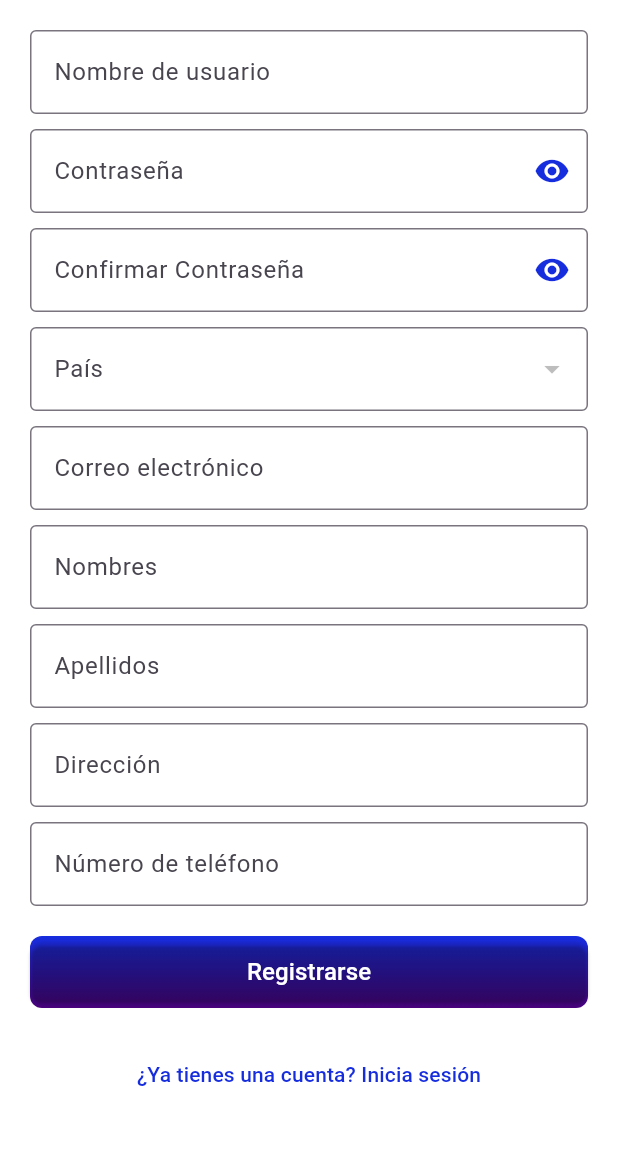
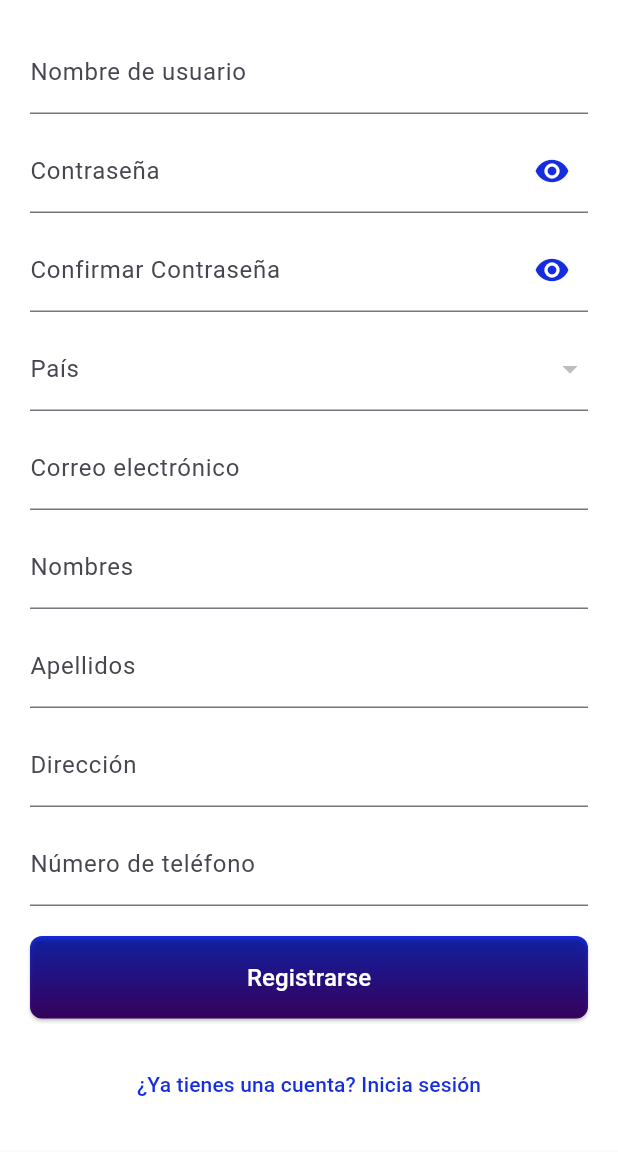
Before and after one commit to jhosmersanchezzz/flutter_fronted_escu, a Flutter app: the screen it shows after launch, after a tap on "Iniciar sesión", after a tap on "¿No tienes una cuenta? Regístrate", on a phone screen of 412 x 824 dp, the part 84-1236 px from its top. Run offline on Flutter 3.47's test engine with Material 3 defaults, Android fonts, the phone set to English and light mode, and no system bars; our stand-ins replace flutter_secure_storage; network calls fail.

Commit message:
ya arregle el el cerrar sesion, arregle visualmente login, register

```diff
--- a/escuchamos_app/lib/main.dart
+++ b/escuchamos_app/lib/main.dart
@@ -1,28 +1,51 @@
 import 'package:flutter/material.dart';
+import 'package:escuchamos_app/screens/welcome/welcome_page.dart';
+import 'package:escuchamos_app/screens/login/login_page.dart';
+import 'package:flutter_secure_storage/flutter_secure_storage.dart';
 import 'package:provider/provider.dart';
-import 'providers/auth_provider.dart'; // Importa AuthProvider si está en otro archivo
-import 'screens/login/login_page.dart'; // Importa la pantalla de carga
+import 'package:escuchamos_app/providers/auth_provider.dart';
 
 void main() {
-  runApp(MyApp());
+  runApp(
+    ChangeNotifierProvider(
+      create: (context) => AuthProvider(), // Aquí debes crear tu AuthProvider
+      child: MyApp(),
+    ),
+  );
 }
 
+
+
 class MyApp extends StatelessWidget {
-  const MyApp({super.key});
-
   @override
   Widget build(BuildContext context) {
-    return ChangeNotifierProvider(
-      create: (_) => AuthProvider(),
-      child: MaterialApp(
-        title: 'Login App',
-        theme: ThemeData(
-          primarySwatch: Colors.blue,
-        ),
-        debugShowCheckedModeBanner: false, // Oculta el banner de depuración
-        // Utiliza la pantalla de carga antes de abrir LoginPage()
-        home: LoginPage(), // Aquí se muestra la pantalla de carga
-      ),
+    return FutureBuilder(
+      future: _checkLoggedIn(),
+      builder: (context, snapshot) {
+        if (snapshot.connectionState == ConnectionState.done) {
+          return MaterialApp(
+            title: 'EscuChamos',
+            routes: {
+              '/login': (context) => LoginPage(),
+              // Otras rutas aquí...
+            },
+            theme: ThemeData(
+              primarySwatch: Colors.blue,
+              visualDensity: VisualDensity.adaptivePlatformDensity,
+            ),
+            home: snapshot.data == true ? const WelcomePage() : const LoginPage(),
+            debugShowCheckedModeBanner: false, // Esta línea oculta el banner de depuración
+          );
+        } else {
+          return CircularProgressIndicator();
+        }
+      },
     );
   }
+
+  static Future<bool> _checkLoggedIn() async {
+    final storage = FlutterSecureStorage();
+    final token = await storage.read(key: 'token');
+    return token != null;
+  }
 }
--- a/escuchamos_app/lib/providers/auth_provider.dart
+++ b/escuchamos_app/lib/providers/auth_provider.dart
@@ -1,9 +1,15 @@
 import 'package:flutter/material.dart';
 
 class AuthProvider extends ChangeNotifier {
-  late String _token; // Variable para almacenar el token
-  late int _userId; // Variable para almacenar el ID del usuario
-  late String _username; // Variable para almacenar el nombre de usuario
+  late String _token;
+  late int _userId;
+  late String _username;
+
+  AuthProvider() {
+    _token = '';
+    _userId = 0;
+    _username = '';
+  }
 
   String get token => _token;
   int get userId => _userId;
--- a/escuchamos_app/lib/screens/login/login_page.dart
+++ b/escuchamos_app/lib/screens/login/login_page.dart
@@ -1,9 +1,10 @@
-import 'package:escuchamos_app/models/login_response.dart';
 import 'package:flutter/material.dart';
 import 'package:http/http.dart' as http;
 import 'dart:convert';
 import 'dart:async';
 import 'package:provider/provider.dart';
+import 'package:flutter_secure_storage/flutter_secure_storage.dart';
+import 'package:escuchamos_app/models/login_response.dart';
 import 'package:escuchamos_app/screens/welcome/welcome_page.dart';
 import 'package:escuchamos_app/screens/register/register_page.dart';
 import 'package:escuchamos_app/providers/auth_provider.dart';
@@ -36,7 +37,9 @@ class _LoginPageState extends State<LoginPage> {
     super.dispose();
   }
 
-  Future<void> _login() async {
+  Future<void> _login(BuildContext context) async {
+    final authProvider = Provider.of<AuthProvider>(context, listen: false);
+
     if (_isLoggingIn) {
       return;
     }
@@ -73,9 +76,17 @@ class _LoginPageState extends State<LoginPage> {
     if (response.statusCode == 200) {
       final jsonResponse = json.decode(utf8.decode(response.bodyBytes));
       final loginResponse = LoginResponse.fromJson(jsonResponse);
-      final authProvider = Provider.of<AuthProvider>(context, listen: false);
       authProvider.setToken(loginResponse.token);
       authProvider.setUserId(loginResponse.userId);
+
+      // Guardar el token en el almacenamiento seguro
+    final storage = FlutterSecureStorage();
+    await storage.write(key: 'token', value: loginResponse.token);
+    await storage.write(key: 'userId', value: loginResponse.userId.toString());
+
+
+
+
       Navigator.pushReplacement(
         context,
         MaterialPageRoute(
@@ -103,42 +114,49 @@ class _LoginPageState extends State<LoginPage> {
 Widget build(BuildContext context) {
   return Scaffold(
     backgroundColor: Colors.white,
-      body: Padding(
-        padding: const EdgeInsets.symmetric(horizontal: 24.0),
+    body: SingleChildScrollView(
+      padding: EdgeInsets.symmetric(horizontal: 24.0),
       child: Column(
         mainAxisAlignment: MainAxisAlignment.center,
         crossAxisAlignment: CrossAxisAlignment.stretch,
         children: <Widget>[
+          SizedBox(height: 100),
           Image.asset(
             'assets/logo.png',
             height: 130,
           ),
-            const SizedBox(height: 20.0),
+          SizedBox(height: 40),
           TextField(
             controller: _usernameController,
-              decoration: const InputDecoration(
+            decoration: InputDecoration(
               hintText: 'Nombre de usuario',
               hintStyle: TextStyle(color: Colors.grey),
-                border: OutlineInputBorder(),
+              border: OutlineInputBorder(
+                borderRadius: BorderRadius.circular(8.0),
+              ),
               focusedBorder: OutlineInputBorder(
                 borderSide: BorderSide(color: Constants.colorBlueapp),
+                borderRadius: BorderRadius.circular(8.0),
               ),
             ),
-              style: const TextStyle(fontSize: 16.0),
+            style: TextStyle(fontSize: 16.0),
           ),
-            const SizedBox(height: 16.0),
+          SizedBox(height: 20),
           TextField(
             controller: _passwordController,
             obscureText: _obscureText,
             decoration: InputDecoration(
               hintText: 'Contraseña',
-                hintStyle: const TextStyle(color: Colors.grey),
-                border: const OutlineInputBorder(),
-                focusedBorder: const OutlineInputBorder(
+              hintStyle: TextStyle(color: Colors.grey),
+              border: OutlineInputBorder(
+                borderRadius: BorderRadius.circular(8.0),
+              ),
+              focusedBorder: OutlineInputBorder(
                 borderSide: BorderSide(color: Constants.colorBlueapp),
+                borderRadius: BorderRadius.circular(8.0),
               ),
               suffixIcon: IconButton(
-                  icon: Icon(_obscureText ? Icons.visibility : Icons.visibility_off, color: Constants.colorBlueapp) ,
+                icon: Icon(_obscureText ? Icons.visibility : Icons.visibility_off, color: Constants.colorBlueapp),
                 onPressed: () {
                   setState(() {
                     _obscureText = !_obscureText;
@@ -146,28 +164,28 @@ class _LoginPageState extends State<LoginPage> {
                 },
               ),
             ),
-              style: const TextStyle(fontSize: 16.0),
+            style: TextStyle(fontSize: 16.0),
           ),
-            const SizedBox(height: 24.0),
+          SizedBox(height: 24),
           Container(
             decoration: BoxDecoration(
               borderRadius: BorderRadius.circular(8.0),
               gradient: Constants.gradientBlue,
             ),
             child: ElevatedButton(
-                onPressed: _isLoggingIn ? null : _login,
+              onPressed: _isLoggingIn ? null : () => _login(context),
               style: ElevatedButton.styleFrom(
-                  padding: const EdgeInsets.symmetric(vertical: 16.0),
+                backgroundColor: Colors.transparent, // Hace que el color de fondo del botón sea transparente para mostrar el degradado del contenedor
+                padding: EdgeInsets.symmetric(vertical: 16.0),
                 shape: RoundedRectangleBorder(
                   borderRadius: BorderRadius.circular(8.0),
                 ),
-                  backgroundColor: Colors.transparent,
               ),
               child: _isLoggingIn
                   ? CircularProgressIndicator(
                       valueColor: AlwaysStoppedAnimation<Color>(Colors.white),
                     )
-                    : const Text(
+                  : Text(
                       'Iniciar sesión',
                       style: TextStyle(
                         color: Colors.white,
@@ -176,12 +194,12 @@ class _LoginPageState extends State<LoginPage> {
                     ),
             ),
           ),
-            const SizedBox(height: 10),
+          SizedBox(height: 16),
           Text(
             _errorMessage,
-              style: const TextStyle(color: Constants.colorRedapp),
+            style: TextStyle(color: Constants.colorRedapp),
           ),
-            const SizedBox(height: 10),
+          SizedBox(height: 16),
           TextButton(
             onPressed: () {
               Navigator.pushReplacement(
@@ -189,7 +207,7 @@ class _LoginPageState extends State<LoginPage> {
                 PageRouteBuilder(
                   pageBuilder: (context, animation, secondaryAnimation) => const RegisterPage(),
                   transitionsBuilder: (context, animation, secondaryAnimation, child) {
-                      var begin = const Offset(1.0, 0.0);
+                    var begin = Offset(1.0, 0.0);
                     var end = Offset.zero;
                     var curve = Curves.easeInOut;
                     var tween = Tween(begin: begin, end: end).chain(CurveTween(curve: curve));
@@ -202,7 +220,7 @@ class _LoginPageState extends State<LoginPage> {
                 ),
               );
             },
-              child: const Text(
+            child: Text(
               '¿No tienes una cuenta? Regístrate',
               style: TextStyle(
                 fontSize: 14.0,
--- a/escuchamos_app/lib/screens/register/register_page.dart
+++ b/escuchamos_app/lib/screens/register/register_page.dart
@@ -247,6 +247,7 @@ if (response.statusCode == 200) {
   // Método para iniciar el temporizador para el mensaje de error
 void _startErrorMessageTimer() {
   _errorMessageTimer = Timer(const Duration(seconds: 3), () {
+    if (mounted) {
       setState(() {
         // Limpia los mensajes de error después de 3 segundos
         _usernameError = null;
@@ -259,6 +260,7 @@ if (response.statusCode == 200) {
         _phoneNumberError = null;
         _countryError = null;
       });
+    }
   });
 }
 
@@ -271,7 +273,7 @@ if (response.statusCode == 200) {
 Widget build(BuildContext context) {
   return Scaffold(
     appBar: AppBar(
-        backgroundColor: Colors.white, // Establece el color de fondo de la AppBar como blanco
+      backgroundColor: Colors.white,
       title: Center(
         child: SizedBox(
           height: kToolbarHeight,
@@ -279,20 +281,20 @@ if (response.statusCode == 200) {
         ),
       ),
     ),
-
     body: Container(
-        color: Colors.white, // Establecer el color de fondo en blanco
-        child: Padding(
+      color: Colors.white, // Establece el color de fondo en blanco
+      child: SingleChildScrollView(
         padding: const EdgeInsets.all(20.0),
-          child: ListView(
+        child: Column(
+          crossAxisAlignment: CrossAxisAlignment.stretch,
           children: [
             TextFormField(
               controller: usernameController,
               decoration: InputDecoration(
                 labelText: 'Nombre de usuario',
-                  border: const OutlineInputBorder(),
-                  focusedBorder: const OutlineInputBorder(
-                    borderSide: BorderSide(color: Constants.colorBlueapp), // Cambio: Agregado el color azul al borde enfocado
+                focusedBorder: OutlineInputBorder(
+                  borderSide: BorderSide(color: Constants.colorBlueapp),
+                  borderRadius: BorderRadius.circular(8.0),
                 ),
                 errorText: _usernameError,
               ),
@@ -300,11 +302,12 @@ if (response.statusCode == 200) {
             const SizedBox(height: 10),
             TextFormField(
               controller: passwordController,
+              obscureText: _obscureText,
               decoration: InputDecoration(
                 labelText: 'Contraseña',
-                  border: const OutlineInputBorder(),
-                  focusedBorder: const OutlineInputBorder(
-                    borderSide: BorderSide(color: Constants.colorBlueapp), // Cambio: Agregado el color azul al borde enfocado
+                focusedBorder: OutlineInputBorder(
+                  borderSide: BorderSide(color: Constants.colorBlueapp),
+                  borderRadius: BorderRadius.circular(8.0),
                 ),
                 suffixIcon: IconButton(
                   icon: Icon(_obscureText ? Icons.visibility : Icons.visibility_off, color: Constants.colorBlueapp),
@@ -316,16 +319,16 @@ if (response.statusCode == 200) {
                 ),
                 errorText: _passwordError,
               ),
-                obscureText: _obscureText,
             ),
           const SizedBox(height: 10),
           TextFormField(
             controller: confirmPasswordController,
+            obscureText: _obscureConfirmText,
             decoration: InputDecoration(
               labelText: 'Confirmar Contraseña',
-                  border: const OutlineInputBorder(),
-                  focusedBorder: const OutlineInputBorder(
+              focusedBorder: OutlineInputBorder(
                 borderSide: BorderSide(color: Constants.colorBlueapp),
+                borderRadius: BorderRadius.circular(8.0),
               ),
               suffixIcon: IconButton(
                 icon: Icon(_obscureConfirmText ? Icons.visibility : Icons.visibility_off, color: Constants.colorBlueapp),
@@ -337,7 +340,6 @@ if (response.statusCode == 200) {
               ),
               errorText: _confirmPasswordError,
             ),
-                obscureText: _obscureConfirmText,
           ),
           const SizedBox(height: 10),
           DropdownButtonFormField<Country>(
@@ -345,38 +347,36 @@ if (response.statusCode == 200) {
             onChanged: (Country? newValue) {
               setState(() {
                 _selectedCountry = newValue;
-                    // Actualiza el campo de número de teléfono al seleccionar un país
                 phoneNumberController.text = _selectedCountry?.dialingCode ?? '';
               });
             },
             decoration: InputDecoration(
               labelText: 'País',
-                  border: const OutlineInputBorder(),
-                  focusedBorder: const OutlineInputBorder(
-                    borderSide: BorderSide(color: Constants.colorBlueapp), // Cambio: Agregado el color azul al borde enfocado
+              focusedBorder: OutlineInputBorder(
+                borderSide: BorderSide(color: Constants.colorBlueapp),
+                borderRadius: BorderRadius.circular(8.0),
               ),
               errorText: _countryError,
             ),
-                dropdownColor: Colors.white, // Establece el color de fondo de la lista desplegable como blanco
+            dropdownColor: Colors.white,
             items: _countries.map<DropdownMenuItem<Country>>((Country country) {
               return DropdownMenuItem<Country>(
                 value: country,
                 child: Text(
                   '${country.name}',
-                      style: const TextStyle(fontSize: 16.0), // Tamaño de letra más pequeño
+                  style: TextStyle(fontSize: 16.0),
                 ),
               );
             }).toList(),
           ),
-
           const SizedBox(height: 10),
           TextFormField(
             controller: emailController,
             decoration: InputDecoration(
               labelText: 'Correo electrónico',
-                  border: const OutlineInputBorder(),
-                  focusedBorder: const OutlineInputBorder(
-                    borderSide: BorderSide(color: Constants.colorBlueapp), // Cambio: Agregado el color azul al borde enfocado
+              focusedBorder: OutlineInputBorder(
+                borderSide: BorderSide(color: Constants.colorBlueapp),
+                borderRadius: BorderRadius.circular(8.0),
               ),
               errorText: _emailError,
             ),
@@ -387,9 +387,9 @@ if (response.statusCode == 200) {
             controller: nameController,
             decoration: InputDecoration(
               labelText: 'Nombres',
-                  border: const OutlineInputBorder(),
-                  focusedBorder: const OutlineInputBorder(
-                    borderSide: BorderSide(color: Constants.colorBlueapp), // Cambio: Agregado el color azul al borde enfocado
+              focusedBorder: OutlineInputBorder(
+                borderSide: BorderSide(color: Constants.colorBlueapp),
+                borderRadius: BorderRadius.circular(8.0),
               ),
               errorText: _nameError,
             ),
@@ -399,9 +399,9 @@ if (response.statusCode == 200) {
             controller: lastNameController,
             decoration: InputDecoration(
               labelText: 'Apellidos',
-                  border: const OutlineInputBorder(),
-                  focusedBorder: const OutlineInputBorder(
-                    borderSide: BorderSide(color: Constants.colorBlueapp), // Cambio: Agregado el color azul al borde enfocado
+              focusedBorder: OutlineInputBorder(
+                borderSide: BorderSide(color: Constants.colorBlueapp),
+                borderRadius: BorderRadius.circular(8.0),
               ),
               errorText: _lastNameError,
             ),
@@ -411,9 +411,9 @@ if (response.statusCode == 200) {
             controller: addressController,
             decoration: InputDecoration(
               labelText: 'Dirección',
-                  border: const OutlineInputBorder(),
-                  focusedBorder: const OutlineInputBorder(
-                    borderSide: BorderSide(color: Constants.colorBlueapp), // Cambio: Agregado el color azul al borde enfocado
+              focusedBorder: OutlineInputBorder(
+                borderSide: BorderSide(color: Constants.colorBlueapp),
+                borderRadius: BorderRadius.circular(8.0),
               ),
               errorText: _addressError,
             ),
@@ -423,9 +423,9 @@ if (response.statusCode == 200) {
             controller: phoneNumberController,
             decoration: InputDecoration(
               labelText: 'Número de teléfono',
-                  border: const OutlineInputBorder(),
-                  focusedBorder: const OutlineInputBorder(
-                    borderSide: BorderSide(color: Constants.colorBlueapp), // Cambio: Agregado el color azul al borde enfocado
+              focusedBorder: OutlineInputBorder(
+                borderSide: BorderSide(color: Constants.colorBlueapp),
+                borderRadius: BorderRadius.circular(8.0),
               ),
               errorText: _phoneNumberError,
             ),
@@ -434,35 +434,25 @@ if (response.statusCode == 200) {
           const SizedBox(height: 20),
           Container(
               decoration: BoxDecoration(
+                borderRadius: BorderRadius.circular(8.0),
                 gradient: Constants.gradientBlue,
-                  borderRadius: BorderRadius.circular(8.0),
               ),
               child: ElevatedButton(
-                  onPressed: () {
-                    _registerUser(context);
-                  },
-                  style: ButtonStyle(
-                    backgroundColor: MaterialStateProperty.all<Color>(Colors.transparent), // Hace que el botón sea transparente
-                    shape: MaterialStateProperty.all<RoundedRectangleBorder>(
-                      RoundedRectangleBorder(
+                onPressed: _isRegistering ? null : () => _registerUser(context),
+                style: ElevatedButton.styleFrom(
+                  backgroundColor: Colors.transparent,
+                  padding: const EdgeInsets.symmetric(vertical: 16.0),
+                  shape: RoundedRectangleBorder(
                     borderRadius: BorderRadius.circular(8.0),
                   ),
                 ),
-                  ),
-                  child: Container(
-                    padding: const EdgeInsets.symmetric(vertical: 8.0),
                 child: _isRegistering
-                        ? CircularProgressIndicator(
-                            valueColor: AlwaysStoppedAnimation<Color>(Colors.white),
-                          )
-                        : const Center(
-                            child: Text(
+                    ? CircularProgressIndicator(valueColor: AlwaysStoppedAnimation<Color>(Colors.white))
+                    : const Text(
                         'Registrarse',
                         style: TextStyle(
                           color: Colors.white,
                           fontSize: 16.0,
-                              ),
-                            ),
                         ),
                       ),
               ),
@@ -502,4 +492,5 @@ if (response.statusCode == 200) {
     ),
   );
 }
+
 }
--- a/escuchamos_app/pubspec.yaml
+++ b/escuchamos_app/pubspec.yaml
@@ -39,6 +39,7 @@ dependencies:
   # Use with the CupertinoIcons class for iOS style icons.
   cupertino_icons: ^1.0.6
   shared_preferences: ^2.2.3
+  flutter_secure_storage: ^9.1.1
 
 dev_dependencies:
   flutter_test:
```
Also changed, not shown: escuchamos_app/lib/pages/home/HomePage.dart (+27 -14 lines), escuchamos_app/lib/pages/profile/ProfilePage.dart (+30 -7 lines), escuchamos_app/lib/pages/profile/profile_views/update_data_view.dart (+42 -36 lines), escuchamos_app/lib/screens/welcome/welcome_page.dart (+12 -33 lines), escuchamos_app/assets/logo.png, escuchamos_app/assets/logo2.png (added), escuchamos_app/pubspec.lock, 5 other files. Lines whose indentation alone changed are shown as unchanged.
